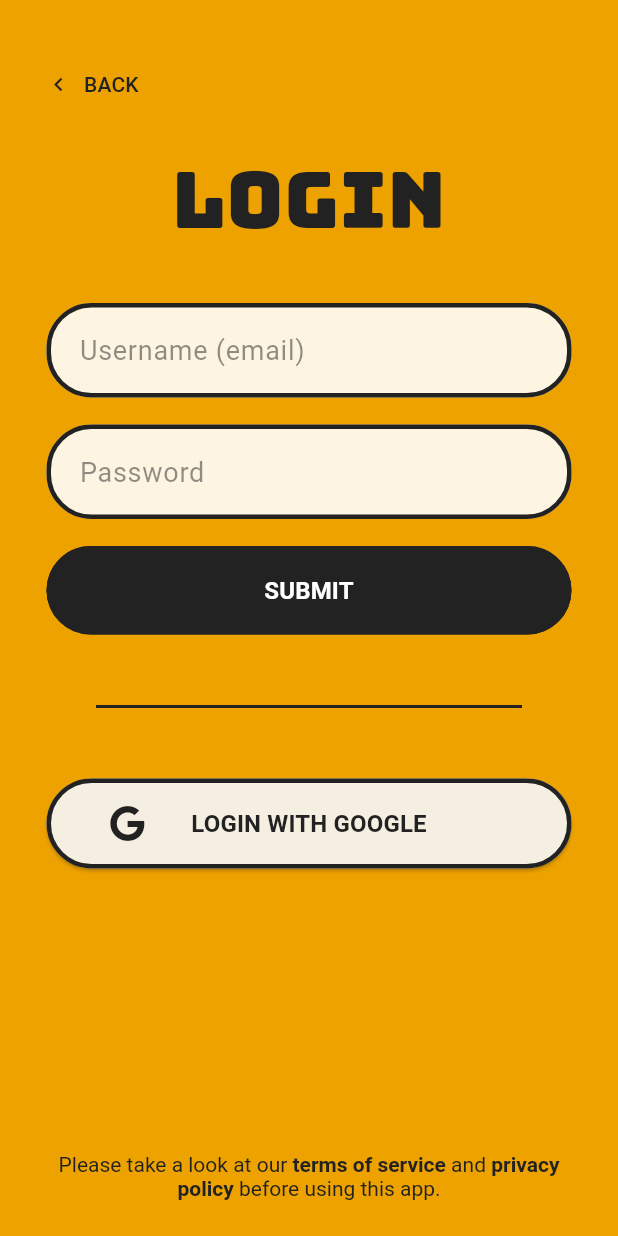
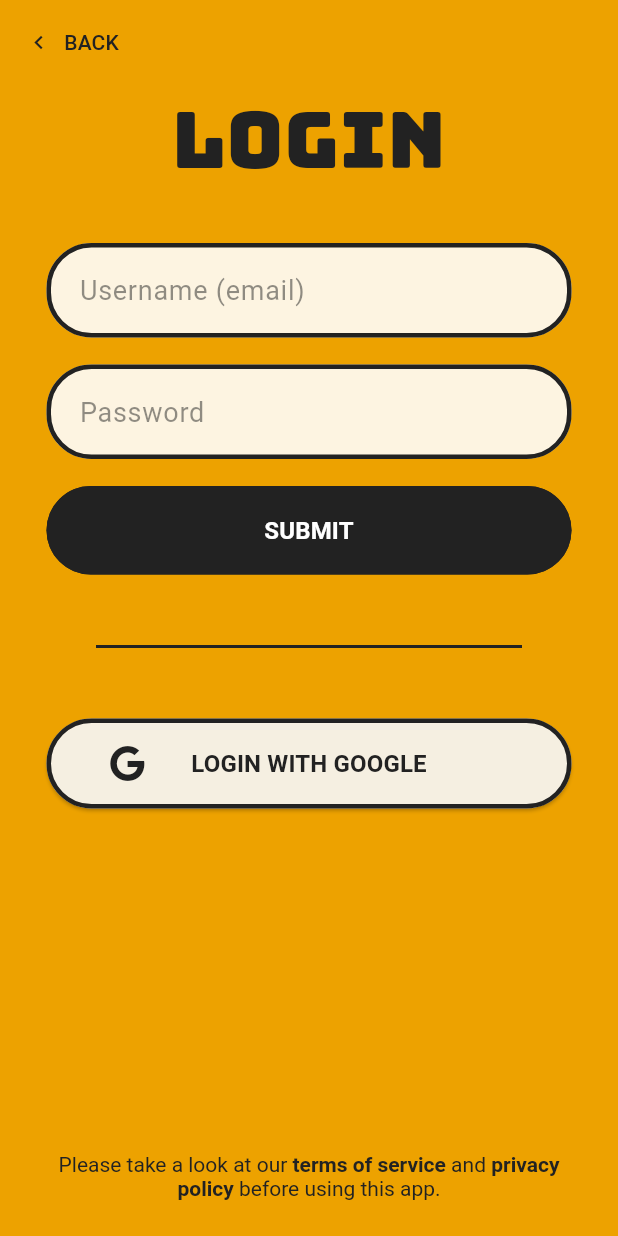
Before and after one commit to Toglefritz/Brine, a Flutter app: the screen it shows after launch, after a tap on "LOGIN", on a phone screen of 412 x 824 dp. Run offline on Flutter 3.47's test engine with Material 2 defaults, Android fonts, the phone set to English and light mode, and no system bars; our stand-ins replace cloud_firestore, cloud_functions, firebase_auth, firebase_core, font_awesome_flutter, google_fonts and 1 more; missing offline and left inert: firebase_app_check; accounts and stored records are empty.

Commit message:
Onboarding views code cleanup :soap:

```diff
--- /dev/null
+++ b/brine_app/lib/screens/authentication/components/authentication_page.dart
@@ -0,0 +1,78 @@
+import 'package:brine/models/insets.dart';
+import 'package:brine/theme/color_library.dart';
+import 'package:flutter/material.dart';
+import 'package:flutter/services.dart';
+
+import '../../../values/strings.dart';
+import '../onboarding/components/onboarding_legal_prompt.dart';
+
+/// A page presented as part of the authentication process.
+class AuthenticationPage extends StatelessWidget {
+  const AuthenticationPage({
+    super.key,
+    required this.backOnTap,
+    required this.content,
+  });
+
+  /// The action to perform when the back button in the [AppBar] is pressed.
+  final Function()? backOnTap;
+
+  /// The main content of the page between the [AppBar] and the legal links
+  /// at the bottom of the page.
+  final List<Widget> content;
+
+  @override
+  Widget build(BuildContext context) {
+    return Scaffold(
+      backgroundColor: Theme.of(context).primaryColor,
+      resizeToAvoidBottomInset: false,
+      extendBodyBehindAppBar: true,
+      appBar: AppBar(
+        systemOverlayStyle: SystemUiOverlayStyle.dark,
+        backgroundColor: Colors.transparent,
+        elevation: 0,
+        leadingWidth: 100,
+        leading: TextButton.icon(
+          onPressed: backOnTap,
+          icon: const Icon(
+            Icons.chevron_left,
+            color: ColorLibrary.primaryDefault,
+          ),
+          label: Text(
+            Strings.back.toUpperCase(),
+            style: const TextStyle(
+              color: ColorLibrary.primaryDefault,
+            ),
+          ),
+        ),
+      ),
+      body: SafeArea(
+        child: CustomScrollView(
+          slivers: [
+            SliverFillRemaining(
+              hasScrollBody: false,
+              child: Column(
+                children: content
+                  ..add(
+                    Expanded(
+                      child: Column(
+                        mainAxisAlignment: MainAxisAlignment.end,
+                        children: const [
+                          Padding(
+                            padding: EdgeInsets.all(
+                              Insets.medium,
+                            ),
+                            child: OnboardingLegalPrompt(),
+                          ),
+                        ],
+                      ),
+                    ),
+                  ),
+              ),
+            ),
+          ],
+        ),
+      ),
+    );
+  }
+}
--- a/brine_app/lib/screens/authentication/create_account/create_account_view.dart
+++ b/brine_app/lib/screens/authentication/create_account/create_account_view.dart
@@ -1,5 +1,6 @@
 import 'package:brine/models/device.dart';
 import 'package:brine/models/insets.dart';
+import 'package:brine/screens/authentication/components/authentication_page.dart';
 import 'package:brine/theme/color_library.dart';
 import 'package:flutter/material.dart';
 import 'package:flutter/services.dart';
@@ -10,7 +11,6 @@ import '../../../values/strings.dart';
 import '../components/dark_onboarding_button.dart';
 import '../components/onboarding_button.dart';
 import '../components/onboarding_field.dart';
-import '../onboarding/components/onboarding_legal_prompt.dart';
 import 'components/borderless_field.dart';
 import 'create_account_controller.dart';
 
@@ -24,24 +24,14 @@ class CreateAccountView extends StatelessWidget {
   Widget build(BuildContext context) {
     SystemChrome.setSystemUIOverlayStyle(SystemUiOverlayStyle.dark);
 
-    return Stack(
-      children: [
-        Scaffold(
-          backgroundColor: Theme.of(context).primaryColor,
-          resizeToAvoidBottomInset: false,
-          body: Center(
-            child: CustomScrollView(
-              slivers: [
-                SliverFillRemaining(
-                  child: Column(
-                    mainAxisAlignment: MainAxisAlignment.center,
-                    children: <Widget>[
+    return AuthenticationPage(
+      backOnTap: state.handleBackTap,
+      content: [
         Column(
           mainAxisAlignment: MainAxisAlignment.center,
           children: [
             Padding(
               padding: const EdgeInsets.only(
-                              top: Insets.xxLarge,
                 bottom: Insets.large,
               ),
               child: Text(
@@ -108,7 +98,8 @@ class CreateAccountView extends StatelessWidget {
                           controller: state.passwordConfirmationFieldController,
                           validator: state.validatePasswordConfirmationField,
                           errorState: state.passwordConfirmationFieldError,
-                                        additionalError: state.createAccountPasswordExceptionError,
+                          additionalError:
+                              state.createAccountPasswordExceptionError,
                         ),
                       ),
                     ],
@@ -156,43 +147,6 @@ class CreateAccountView extends StatelessWidget {
               ),
           ],
         ),
-                      Expanded(
-                        child: Column(
-                          mainAxisAlignment: MainAxisAlignment.end,
-                          children: const [
-                            Padding(
-                              padding: EdgeInsets.all(
-                                Insets.medium,
-                              ),
-                              child: OnboardingLegalPrompt(),
-                            ),
-                          ],
-                        ),
-                      ),
-                    ],
-                  ),
-                ),
-              ],
-            ),
-          ),
-        ),
-        Positioned(
-          top: Insets.large,
-          left: Insets.small,
-          child: TextButton.icon(
-            onPressed: state.handleBackTap,
-            icon: const Icon(
-              Icons.chevron_left,
-              color: ColorLibrary.primaryDefault,
-            ),
-            label: Text(
-              Strings.back.toUpperCase(),
-              style: const TextStyle(
-                color: ColorLibrary.primaryDefault,
-              ),
-            ),
-          ),
-        ),
       ],
     );
   }
--- a/brine_app/lib/screens/authentication/login/login_view.dart
+++ b/brine_app/lib/screens/authentication/login/login_view.dart
@@ -7,10 +7,10 @@ import 'package:google_fonts/google_fonts.dart';
 import 'package:font_awesome_flutter/font_awesome_flutter.dart';
 
 import '../../../values/strings.dart';
+import '../components/authentication_page.dart';
 import '../components/dark_onboarding_button.dart';
 import '../components/onboarding_button.dart';
 import '../components/onboarding_field.dart';
-import '../onboarding/components/onboarding_legal_prompt.dart';
 import 'login_controller.dart';
 
 /// View for [LoginRoute].
@@ -23,23 +23,14 @@ class LoginView extends StatelessWidget {
   Widget build(BuildContext context) {
     SystemChrome.setSystemUIOverlayStyle(SystemUiOverlayStyle.dark);
 
-    return Stack(
-      children: [
-        Scaffold(
-          backgroundColor: Theme.of(context).primaryColor,
-          resizeToAvoidBottomInset: false,
-          body: CustomScrollView(
-            slivers: [
-              SliverFillRemaining(
-                child: Column(
-                  mainAxisAlignment: MainAxisAlignment.center,
-                  children: <Widget>[
+    return AuthenticationPage(
+      backOnTap: state.handleBackTap,
+      content: <Widget>[
         Column(
           mainAxisAlignment: MainAxisAlignment.center,
           children: [
             Padding(
               padding: const EdgeInsets.only(
-                            top: Insets.xxLarge,
                 bottom: Insets.large,
               ),
               child: Text(
@@ -119,42 +110,6 @@ class LoginView extends StatelessWidget {
               ),
           ],
         ),
-                    Expanded(
-                      child: Column(
-                        mainAxisAlignment: MainAxisAlignment.end,
-                        children: const [
-                          Padding(
-                            padding: EdgeInsets.all(
-                              Insets.medium,
-                            ),
-                            child: OnboardingLegalPrompt(),
-                          ),
-                        ],
-                      ),
-                    ),
-                  ],
-                ),
-              ),
-            ],
-          ),
-        ),
-        Positioned(
-          top: Insets.large,
-          left: Insets.small,
-          child: TextButton.icon(
-            onPressed: state.handleBackTap,
-            icon: const Icon(
-              Icons.chevron_left,
-              color: ColorLibrary.primaryDefault,
-            ),
-            label: Text(
-              Strings.back.toUpperCase(),
-              style: const TextStyle(
-                color: ColorLibrary.primaryDefault,
-              ),
-            ),
-          ),
-        ),
       ],
     );
   }
--- a/brine_app/lib/screens/authentication/onboarding/onboarding_view.dart
+++ b/brine_app/lib/screens/authentication/onboarding/onboarding_view.dart
@@ -22,7 +22,8 @@ class OnboardingView extends StatelessWidget {
 
     return Scaffold(
       backgroundColor: Theme.of(context).primaryColor,
-      body: Center(
+      body: SafeArea(
+        child: Center(
           child: Column(
             mainAxisAlignment: MainAxisAlignment.center,
             children: <Widget>[
@@ -84,6 +85,7 @@ class OnboardingView extends StatelessWidget {
             ],
           ),
         ),
+      ),
     );
   }
 }
```
Lines whose indentation alone changed are shown as unchanged.
